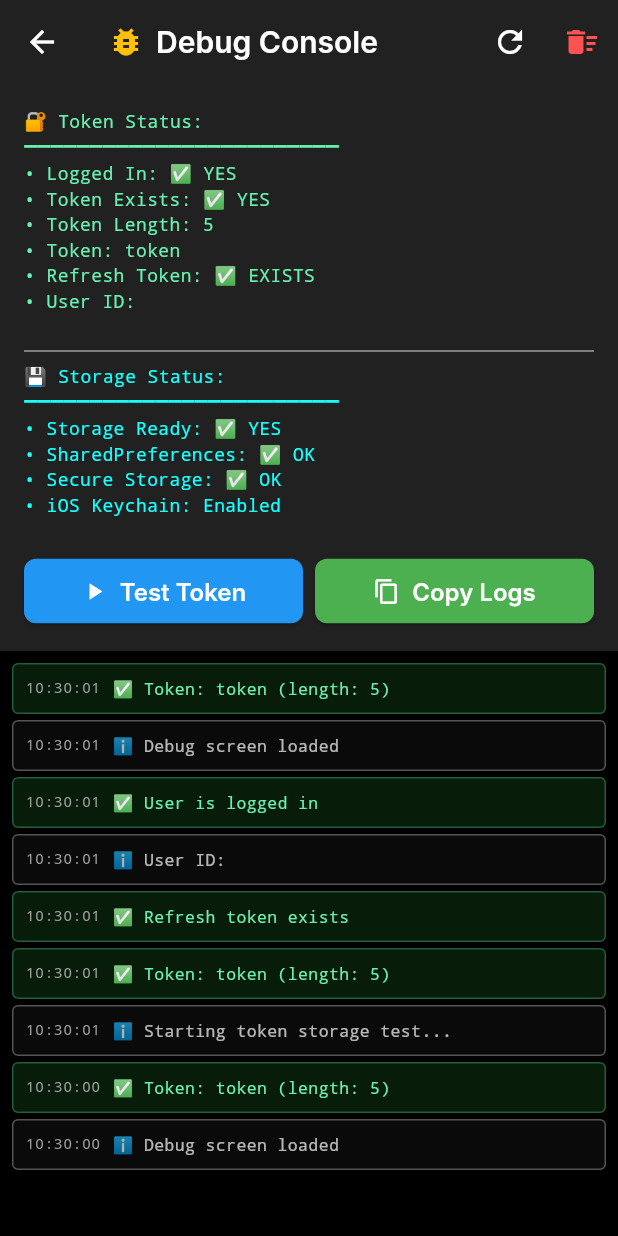
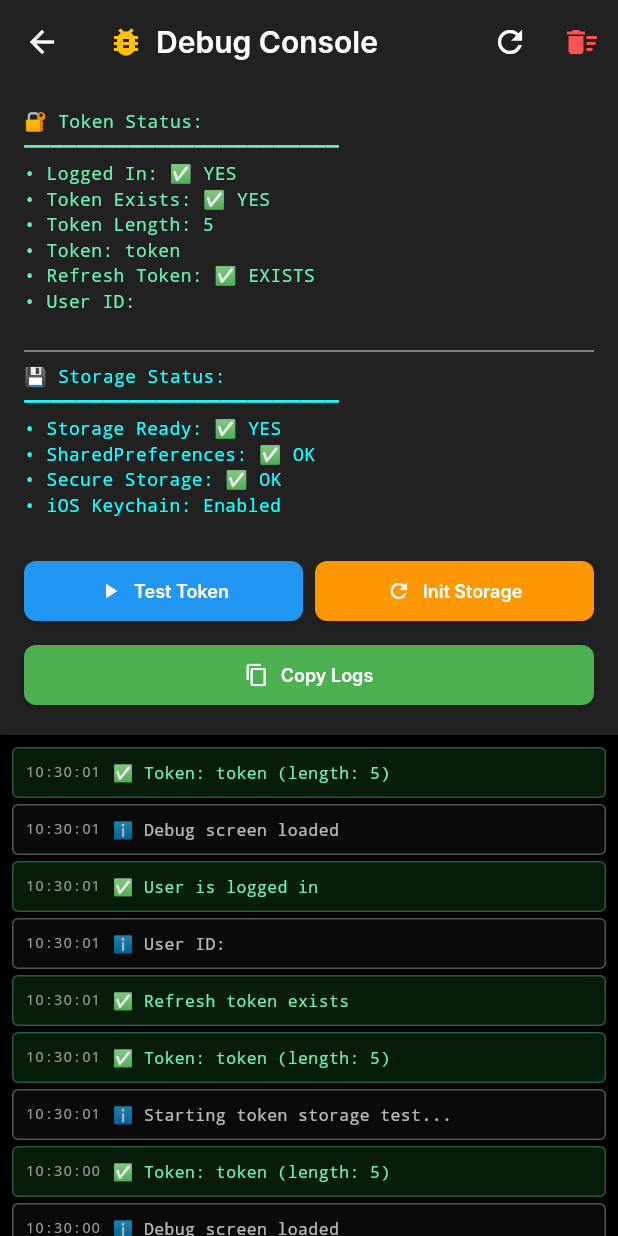
Before and after one commit to meplusmobile/me_plus-ios, a Flutter app: the DebugScreen screen opened directly, after a tap on "Test Token", on a phone screen of 412 x 824 dp. Run offline on Flutter 3.47's test engine with Material 3 defaults, Android fonts, the phone set to English and light mode, and no system bars; our stand-ins replace flutter_dotenv, flutter_secure_storage, flutter_svg, go_router, image_picker, intl_phone_field and 2 more; accounts and stored records are empty; network calls fail; Roboto replaces fonts that are missing (Inter); statements that could not run were skipped; project files that could hold a hidden picture were left out.

Commit message:
Fix storage initialization issue - critical for token persistence
PROBLEM: Storage Ready was NO, SharedPreferences and SecureStorage were NULL
ROOT CAUSE: StorageService.init() was marking _initialized=true even on failure

FIXES:
- StorageService.init() now properly checks if already initialized
- Don't mark as initialized if SharedPreferences or SecureStorage fail
- Added detailed logging to show each step of initialization
- Re-throw exception so main.dart knows init failed
- Added _reinitStorage() in DebugScreen to manually retry initialization
- Added 'Init Storage' button in debug UI
- Debug screen auto-attempts storage init if not ready
- Better error handling with stack traces

This is critical: without proper storage init, tokens can't be saved to iOS Keychain!

```diff
--- a/lib/presentation/screens/debug_screen.dart
+++ b/lib/presentation/screens/debug_screen.dart
@@ -21,7 +21,21 @@ class _DebugScreenState extends State<DebugScreen> {
   @override
   void initState() {
     super.initState();
-    _loadDebugInfo();
+    _initStorage();
+  }
+
+  Future<void> _initStorage() async {
+    // Try to initialize storage if not ready
+    if (!StorageService.isReady) {
+      _debugService.logWarning('Storage not ready! Attempting to initialize...');
+      try {
+        await StorageService.init();
+        _debugService.logSuccess('Storage initialized successfully');
+      } catch (e) {
+        _debugService.logError('Storage init failed: $e');
+      }
+    }
+    await _loadDebugInfo();
   }
 
   Future<void> _loadDebugInfo() async {
@@ -115,25 +129,45 @@ ${token != null && token.length > 30 ? '• Preview: ${token.substring(0, 30)}..
                   ),
                 ),
                 const SizedBox(height: 8),
+                // First Row of Buttons
                 Row(
                   children: [
                     Expanded(
                       child: ElevatedButton.icon(
                         onPressed: _testTokenStorage,
-                        icon: const Icon(Icons.play_arrow),
-                        label: const Text('Test Token'),
+                        icon: const Icon(Icons.play_arrow, size: 16),
+                        label: const Text('Test Token', style: TextStyle(fontSize: 12)),
                         style: ElevatedButton.styleFrom(
                           backgroundColor: Colors.blue,
                           foregroundColor: Colors.white,
+                          padding: const EdgeInsets.symmetric(vertical: 8),
                         ),
                       ),
                     ),
                     const SizedBox(width: 8),
                     Expanded(
                       child: ElevatedButton.icon(
+                        onPressed: _reinitStorage,
+                        icon: const Icon(Icons.refresh, size: 16),
+                        label: const Text('Init Storage', style: TextStyle(fontSize: 12)),
+                        style: ElevatedButton.styleFrom(
+                          backgroundColor: Colors.orange,
+                          foregroundColor: Colors.white,
+                          padding: const EdgeInsets.symmetric(vertical: 8),
+                        ),
+                      ),
+                    ),
+                  ],
+                ),
+                const SizedBox(height: 8),
+                // Second Row of Buttons
+                Row(
+                  children: [
+                    Expanded(
+                      child: ElevatedButton.icon(
                         onPressed: _copyLogs,
-                        icon: const Icon(Icons.copy),
-                        label: const Text('Copy Logs'),
+                        icon: const Icon(Icons.copy, size: 16),
+                        label: const Text('Copy Logs', style: TextStyle(fontSize: 12)),
                         style: ElevatedButton.styleFrom(
                           backgroundColor: Colors.green,
                           foregroundColor: Colors.white,
@@ -248,6 +282,26 @@ ${token != null && token.length > 30 ? '• Preview: ${token.substring(0, 30)}..
     await _loadDebugInfo();
   }
 
+  Future<void> _reinitStorage() async {
+    _debugService.logInfo('🔄 Re-initializing storage...');
+
+    try {
+      await StorageService.init();
+
+      if (StorageService.isReady) {
+        _debugService.logSuccess('✅ Storage initialized successfully!');
+        _debugService.logSuccess('SharedPreferences: ${StorageService().prefs != null ? 'OK' : 'NULL'}');
+        _debugService.logSuccess('Secure Storage: ${StorageService().secureStorage != null ? 'OK' : 'NULL'}');
+      } else {
+        _debugService.logError('❌ Storage init completed but not ready');
+      }
+    } catch (e) {
+      _debugService.logError('❌ Storage initialization failed: $e');
+    }
+
+    await _loadDebugInfo();
+  }
+
   void _copyLogs() {
     final logsText = _debugService.logs
         .map((log) => '[${log.formattedTime}] ${log.message}')
--- a/pubspec.yaml
+++ b/pubspec.yaml
@@ -16,7 +16,7 @@ publish_to: 'none' # Remove this line if you wish to publish to pub.dev
 # https://developer.apple.com/library/archive/documentation/General/Reference/InfoPlistKeyReference/Articles/CoreFoundationKeys.html
 # In Windows, build-name is used as the major, minor, and patch parts
 # of the product and file versions while build-number is used as the build suffix.
-version: 1.0.0+61
+version: 1.0.0+62
 
 environment:
   sdk: ^3.9.2
```
Also changed, not shown: lib/data/services/storage_service.dart (+15 -3 lines), lib/main.dart (+9 -5 lines).
